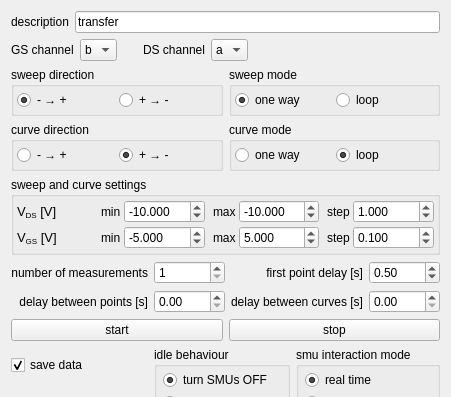
Old version of the form experiments/transistor_transfer.ui in the repository dean-nanomol/nanomol; both pictures show x 0 to 451 and y 0 to 397 of the 451 by 744 pixel window.
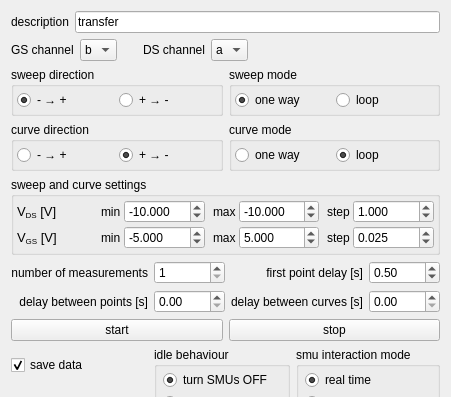
New version of the form.

What changed in the file:
```diff
--- a/experiments/transistor_transfer.ui
+++ b/experiments/transistor_transfer.ui
@@ -561,7 +561,7 @@
            <double>0.001000000000000</double>
           </property>
           <property name="value">
-           <double>0.100000000000000</double>
+           <double>0.025000000000000</double>
           </property>
          </widget>
         </item>
```
